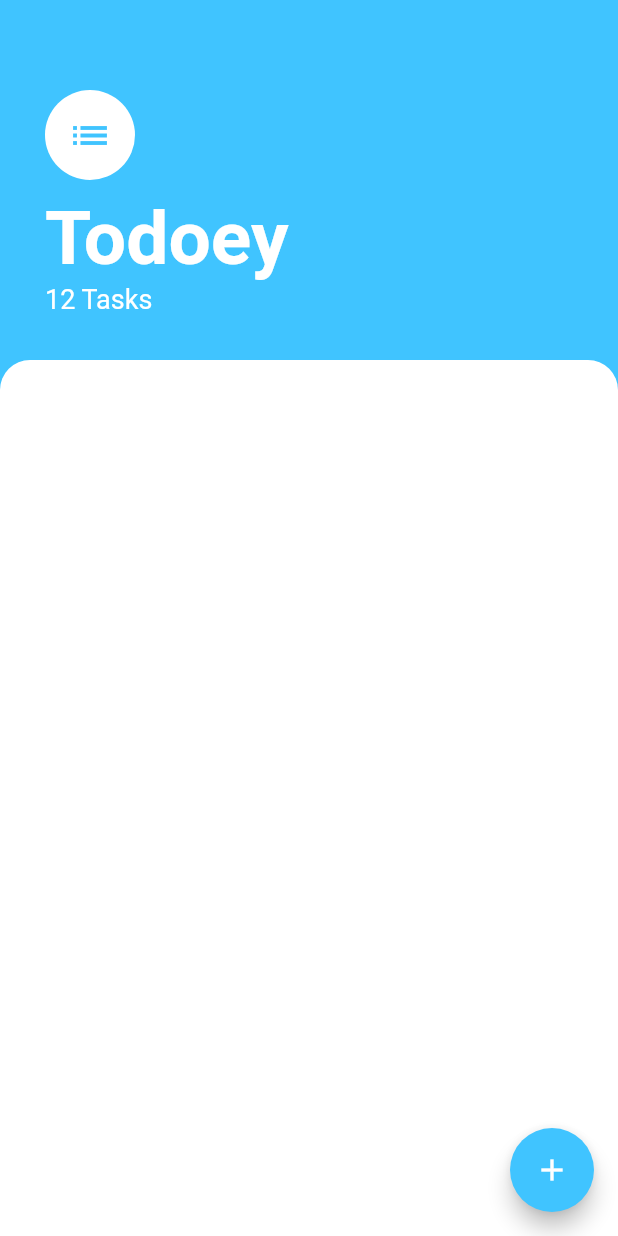
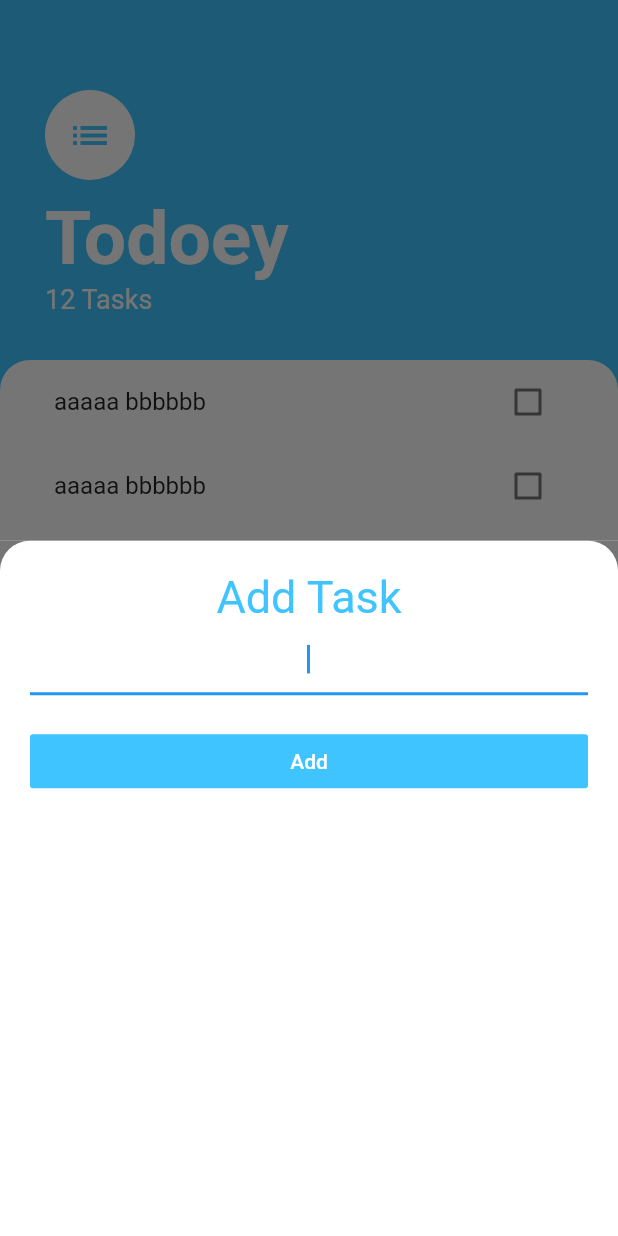
Before and after one commit to modeverv/flutter2022_todoey, a Flutter app: the screen it shows after launch, after a tap on the "add" icon, on a phone screen of 412 x 824 dp. Run offline on Flutter 3.47's test engine with Material 2 defaults, Android fonts, the phone set to English and light mode, and no system bars.

Commit message:
2022-02-18 21:29:26

```diff
--- /dev/null
+++ b/lib/screens/add_task_screen.dart
@@ -0,0 +1,52 @@
+import 'package:flutter/material.dart';
+
+class AddTaskScreen extends StatelessWidget {
+  const AddTaskScreen({Key? key}) : super(key: key);
+
+  @override
+  Widget build(BuildContext context) {
+    return Container(
+      color: const Color(0xff757575),
+      child: Container(
+        padding: const EdgeInsets.symmetric(horizontal: 20.0),
+        decoration: const BoxDecoration(
+          color: Colors.white,
+          borderRadius: BorderRadius.only(
+            topRight: Radius.circular(20.0),
+            topLeft: Radius.circular(20.0),
+          ),
+        ),
+        child: Column(
+          crossAxisAlignment: CrossAxisAlignment.stretch,
+          children: [
+            const SizedBox(
+              height: 20.0,
+            ),
+            const Text(
+              'Add Task',
+              textAlign: TextAlign.center,
+              style: TextStyle(
+                color: Colors.lightBlueAccent,
+                fontSize: 30.0,
+              ),
+            ),
+            const TextField(
+              autofocus: true,
+              textAlign: TextAlign.center,
+            ),
+            const SizedBox(
+              height: 20.0,
+            ),
+            FlatButton(
+                color: Colors.lightBlueAccent,
+                onPressed: () {},
+                child: const Text(
+                  'Add',
+                  style: TextStyle(color: Colors.white),
+                ))
+          ],
+        ),
+      ),
+    );
+  }
+}
--- a/lib/screens/tasks_screen.dart
+++ b/lib/screens/tasks_screen.dart
@@ -1,4 +1,6 @@
 import 'package:flutter/material.dart';
+import 'package:todoey_flutter/screens/add_task_screen.dart';
+import 'package:todoey_flutter/wdgets/tasklist.dart';
 
 class TasksScreen extends StatelessWidget {
   const TasksScreen({Key? key}) : super(key: key);
@@ -8,9 +10,12 @@ class TasksScreen extends StatelessWidget {
     return Scaffold(
       backgroundColor: Colors.lightBlueAccent,
       floatingActionButton: FloatingActionButton(
-        child: Icon(Icons.add),
+        child: const Icon(Icons.add),
         backgroundColor: Colors.lightBlueAccent,
-        onPressed: () {},
+        onPressed: () {
+          showModalBottomSheet(
+              context: context, builder: (context) => AddTaskScreen());
+        },
       ),
       body: Column(
         crossAxisAlignment: CrossAxisAlignment.start,
@@ -53,6 +58,7 @@ class TasksScreen extends StatelessWidget {
           ),
           Expanded(
             child: Container(
+              padding: const EdgeInsets.symmetric(horizontal: 20.0),
               height: 100.0,
               decoration: const BoxDecoration(
                 color: Colors.white,
@@ -61,6 +67,7 @@ class TasksScreen extends StatelessWidget {
                   topRight: Radius.circular(20.0),
                 ),
               ),
+              child: TodoList(),
             ),
           )
         ],
--- /dev/null
+++ b/lib/wdgets/tasklist.dart
@@ -0,0 +1,16 @@
+import 'package:flutter/material.dart';
+
+import 'tasktile.dart';
+
+class TodoList extends StatelessWidget {
+  @override
+  Widget build(BuildContext context) {
+    return ListView(
+      children: [
+        TodoTile(),
+        TodoTile(),
+        TodoTile(),
+      ],
+    );
+  }
+}
--- /dev/null
+++ b/lib/wdgets/tasktile.dart
@@ -0,0 +1,47 @@
+import 'package:flutter/cupertino.dart';
+import 'package:flutter/material.dart';
+
+class TodoTile extends StatefulWidget {
+  const TodoTile({Key? key}) : super(key: key);
+
+  @override
+  State<TodoTile> createState() => _TodoTileState();
+}
+
+class _TodoTileState extends State<TodoTile> {
+  bool checked = false;
+
+  @override
+  Widget build(BuildContext context) {
+    return ListTile(
+      title: Text(
+        "aaaaa bbbbbb",
+        style: TextStyle(
+          decoration: checked ? TextDecoration.lineThrough : null,
+        ),
+      ),
+      trailing: MyCheck(
+          check: checked,
+          f: (bool? newValue) {
+            setState(() {
+              checked = newValue!;
+            });
+          }),
+    );
+  }
+}
+
+class MyCheck extends StatelessWidget {
+  final void Function(bool?)? f;
+  final bool check;
+
+  const MyCheck({required this.check, this.f});
+
+  @override
+  Widget build(BuildContext context) {
+    return Checkbox(
+      value: check,
+      onChanged: f,
+    );
+  }
+}
```
